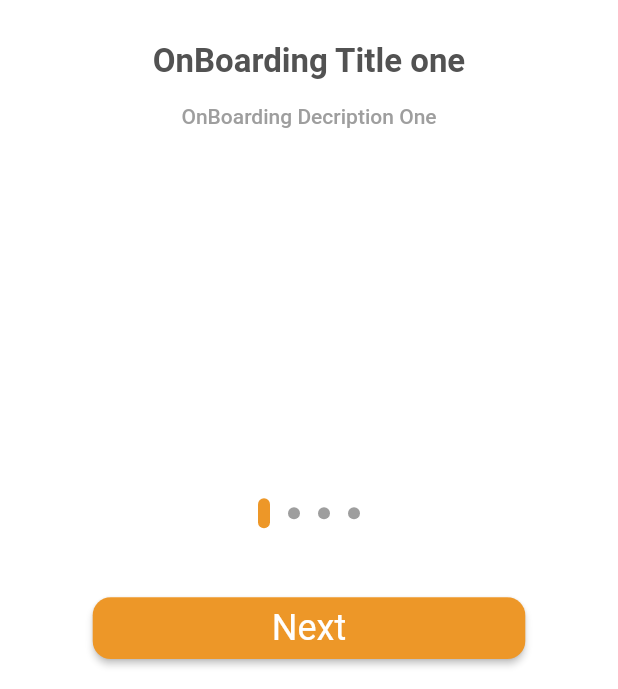
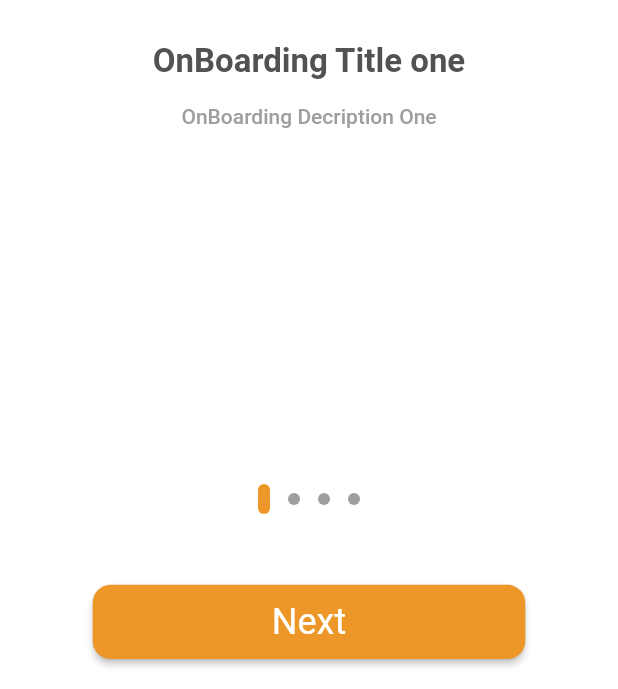
Before and after one commit to massoudsa55/Shopping-Now, a Flutter app: the screen it shows after launch, on a phone screen of 412 x 824 dp, the part 547-1236 px from its top. Run offline on Flutter 3.47's test engine with Material 2 defaults, Android fonts, the phone set to English and light mode, and no system bars; our stand-ins replace dio, flutter_screenutil, flutter_svg, internet_connection_checker, retrofit; generated files the repository leaves out were written again.

Commit message:
edit onBoarding screen and make the screen responsive

```diff
--- a/lib/presentation/screens/onboarding.dart
+++ b/lib/presentation/screens/onboarding.dart
@@ -49,6 +49,7 @@ class _OnBoardingState extends State<OnBoarding> {
 
   @override
   Widget build(BuildContext context) {
+    Size size = MediaQuery.of(context).size;
     return Scaffold(
       backgroundColor: ColorManager.white,
       appBar: AppBar(
@@ -59,7 +60,10 @@ class _OnBoardingState extends State<OnBoarding> {
           statusBarBrightness: Brightness.dark,
         ),
       ),
-      body: PageView.builder(
+      body: Stack(
+        alignment: Alignment.center,
+        children: [
+          PageView.builder(
             controller: _pageController,
             itemCount: _list.length,
             onPageChanged: (value) {
@@ -69,6 +73,43 @@ class _OnBoardingState extends State<OnBoarding> {
             },
             itemBuilder: (context, index) =>
                 OnBoardingPage(onBoardingModel: _list[index]),
+          ),
+          Positioned(
+            bottom: 0,
+            child: Padding(
+              padding: const EdgeInsets.symmetric(vertical: AppSize.s20),
+              child: Column(
+                children: [
+                  DotsIndicator(
+                    dotsCount: 4,
+                    position: _currentIndex.toDouble(),
+                    decorator: DotsDecorator(
+                      size: const Size.square(AppSize.s8),
+                      activeSize: const Size(AppSize.s8, AppSize.s20),
+                      activeShape: RoundedRectangleBorder(
+                          borderRadius: BorderRadius.circular(AppSize.s4)),
+                    ),
+                  ),
+                  SizedBox(height: size.height * 0.05),
+                  SizedBox(
+                    width: size.width * 0.7,
+                    height: size.height * 0.06,
+                    child: ElevatedButton(
+                      onPressed: () {},
+                      child: Text(
+                        _list[_currentIndex].txtButton,
+                        style: Theme.of(context)
+                            .textTheme
+                            .headlineSmall!
+                            .copyWith(color: ColorManager.white),
+                      ),
+                    ),
+                  ),
+                ],
+              ),
+            ),
+          ),
+        ],
       ),
     );
   }
@@ -90,10 +131,7 @@ class OnBoardingPage extends StatelessWidget {
           vertical: AppSize.s10, horizontal: AppSize.s10),
       margin: const EdgeInsets.symmetric(
           vertical: AppSize.s10, horizontal: AppSize.s10),
-      child: Stack(
-        alignment: Alignment.center,
-        children: [
-          Column(
+      child: Column(
         children: [
           SizedBox(
             // width: AppSize.s20 * 15,
@@ -120,40 +158,6 @@ class OnBoardingPage extends StatelessWidget {
           ),
         ],
       ),
-          Positioned(
-            bottom: 0,
-            child: Column(
-              children: [
-                DotsIndicator(
-                  dotsCount: 4,
-                  position: 0,
-                  decorator: DotsDecorator(
-                    size: const Size.square(8.0),
-                    activeSize: const Size(8.0, 20.0),
-                    activeShape: RoundedRectangleBorder(
-                        borderRadius: BorderRadius.circular(5.0)),
-                  ),
-                ),
-                const SizedBox(height: AppSize.s20 * 2),
-                SizedBox(
-                  width: size.width * 0.7,
-                  height: size.height * 0.05,
-                  child: ElevatedButton(
-                    onPressed: () {},
-                    child: Text(
-                      onBoardingModel.txtButton,
-                      style: Theme.of(context)
-                          .textTheme
-                          .headlineSmall!
-                          .copyWith(color: ColorManager.white),
-                    ),
-                  ),
-                ),
-              ],
-            ),
-          ),
-        ],
-      ),
     );
   }
 }
```
Also changed, not shown: lib/app/app.dart (+7 -6 lines). Lines whose indentation alone changed are shown as unchanged.
